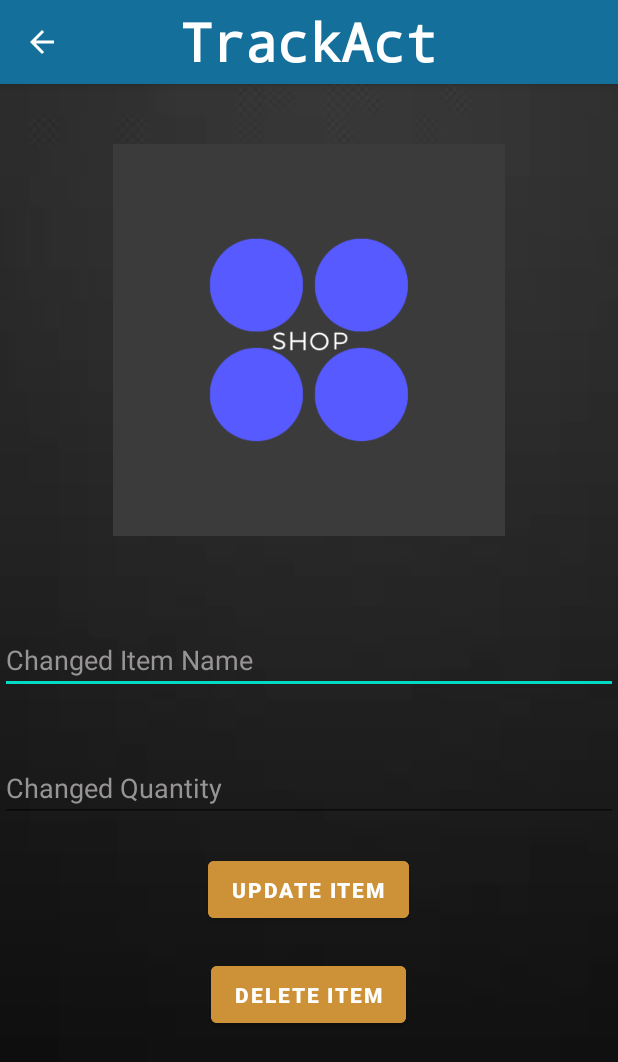
After one commit to hash1524/Android_project, an Android app: the UpdateShop screen opened directly, with no data from a screen before it, on a phone screen of 412 x 824 dp. The commit adds this screen. Shown: the top 1062 px of the screen. Run offline under Robolectric (Android 15) with nearby library versions, the phone set to English and light mode, and no system bars.

Commit message:
final updates with an update and delte to-shop thingy

```diff
--- a/app/src/main/java/com/example/myapplication/MyDatabaseHelper.java
+++ b/app/src/main/java/com/example/myapplication/MyDatabaseHelper.java
@@ -63,4 +63,6 @@ public class MyDatabaseHelper extends SQLiteOpenHelper {
         }
         return cursor;
     }
+
+
 }
--- /dev/null
+++ b/app/src/main/java/com/example/myapplication/UpdateShop.java
@@ -0,0 +1,104 @@
+package com.example.myapplication;
+
+
+import androidx.appcompat.app.ActionBar;
+import androidx.appcompat.app.AlertDialog;
+import androidx.appcompat.app.AppCompatActivity;
+
+import android.content.DialogInterface;
+import android.content.Intent;
+import android.os.Bundle;
+
+import android.view.Menu;
+import android.view.MenuItem;
+import android.view.View;
+import android.widget.Button;
+import android.widget.EditText;
+import android.widget.Toast;
+
+import java.util.Objects;
+
+public class UpdateShop extends AppCompatActivity {
+    EditText title_input,quantity_input;
+    Button update_button,delete_button;
+
+    String id,title,quantity;
+    @Override
+    protected void onCreate(Bundle savedInstanceState) {
+        super.onCreate(savedInstanceState);
+        setContentView(R.layout.activity_update_shop);
+        Objects.requireNonNull(getSupportActionBar()).setDisplayOptions(ActionBar.DISPLAY_SHOW_CUSTOM);
+        getSupportActionBar().setCustomView(R.layout.action_bar_layout);
+        ActionBar actionBar = getSupportActionBar();
+        if (actionBar != null) {
+            actionBar.setDisplayHomeAsUpEnabled(true);
+        }
+        title_input=findViewById(R.id.item_name_adder_2);
+        quantity_input=findViewById(R.id.item_quantity_adder_2);
+        update_button=findViewById(R.id.shop_add_button_2);
+        delete_button=findViewById(R.id.shop_delete_button);
+        getAndSetIntentData();
+        update_button.setOnClickListener(v -> {
+            MyDatabaseHelperShop myDB=new MyDatabaseHelperShop(UpdateShop.this);
+            title=title_input.getText().toString().trim();
+            quantity=quantity_input.getText().toString().trim();
+            myDB.updateData(id,title,quantity);
+            Intent intent=new Intent(getApplicationContext(),Shop.class);
+            startActivity(intent);
+        });
+        delete_button.setOnClickListener(new View.OnClickListener() {
+            @Override
+            public void onClick(View v) {
+                confirmDialog();
+            }
+        });
+
+
+    }
+    void getAndSetIntentData(){
+        if(getIntent().hasExtra("id") && getIntent().hasExtra("title") && getIntent().hasExtra("quantity")){
+            id=getIntent().getStringExtra("id");
+            title=getIntent().getStringExtra("title");
+            quantity=getIntent().getStringExtra("quantity");
+            title_input.setText(title);
+            quantity_input.setText(quantity);
+        }
+        else{
+            Toast.makeText(UpdateShop.this,"No Data",Toast.LENGTH_SHORT).show();
+        }
+    }
+
+    public boolean onOptionsItemSelected(MenuItem item){
+        if (item.getItemId() == android.R.id.home) {
+            Intent intent=new Intent(getApplicationContext(),Shop.class);
+            startActivity(intent);
+            return true;
+        }
+        return super.onOptionsItemSelected(item);
+    }
+    void confirmDialog(){
+        AlertDialog.Builder builder=new AlertDialog.Builder(this);
+        builder.setTitle("Delete "+title+" ?");
+        builder.setMessage("Are you sure, you want to delete?"+title+" ?");
+        builder.setPositiveButton("yes", new DialogInterface.OnClickListener() {
+            @Override
+            public void onClick(DialogInterface dialog, int which) {
+                MyDatabaseHelperShop myDB=new MyDatabaseHelperShop(UpdateShop.this);
+                myDB.deleteOneRow(id);
+                Intent intent1=new Intent(getApplicationContext(),Shop.class);
+                startActivity(intent1);
+            }
+        });
+        builder.setNegativeButton("No", new DialogInterface.OnClickListener() {
+            @Override
+            public void onClick(DialogInterface dialog, int which) {
+
+            }
+        });
+        builder.create().show();
+    }
+
+    public boolean onCreateOptionsMenu(Menu menu) {
+        return true;
+    }
+}
--- a/app/src/main/res/layout/activity_item_adder.xml
+++ b/app/src/main/res/layout/activity_item_adder.xml
@@ -38,9 +38,9 @@
         android:layout_width="wrap_content"
         android:layout_height="wrap_content"
         android:hint="Quantity                        "
-        android:gravity="center_horizontal"
         android:textColorHint="@color/texthint"
         android:inputType="number"
+        android:textColor="#FFFFFF"
         app:layout_constraintBottom_toBottomOf="parent"
         app:layout_constraintEnd_toEndOf="parent"
         app:layout_constraintHorizontal_bias="0.497"
@@ -55,6 +55,7 @@
         android:ems="10"
         android:inputType="textPersonName"
         android:hint="Item Name"
+        android:textColor="#FFFFFF"
         android:textColorHint="@color/texthint"
         app:layout_constraintBottom_toBottomOf="parent"
         app:layout_constraintEnd_toEndOf="parent"
--- /dev/null
+++ b/app/src/main/res/layout/activity_update_shop.xml
@@ -0,0 +1,62 @@
+<?xml version="1.0" encoding="utf-8"?>
+<RelativeLayout
+    xmlns:android="http://schemas.android.com/apk/res/android"
+    xmlns:app="http://schemas.android.com/apk/res-auto"
+    xmlns:tools="http://schemas.android.com/tools"
+    android:layout_width="match_parent"
+    android:layout_height="match_parent"
+    android:background="@drawable/bg1"
+    tools:context=".UpdateShop">
+    <EditText
+        android:layout_width="match_parent"
+        android:layout_height="wrap_content"
+        android:hint="Changed Item Name"
+        android:layout_centerHorizontal="true"
+        android:layout_centerVertical="true"
+        android:textColorHint="@color/texthint"
+        android:textColor="#FFFFFF"
+        android:id="@+id/item_name_adder_2"
+        />
+    <EditText
+        android:layout_width="match_parent"
+        android:layout_height="wrap_content"
+        android:layout_below="@+id/item_name_adder_2"
+        android:layout_marginTop="40dp"
+        android:hint="Changed Quantity"
+        android:textColorHint="@color/texthint"
+        android:textColor="#FFFFFF"
+        android:id="@+id/item_quantity_adder_2"
+        />
+    <Button
+        android:layout_width="wrap_content"
+        android:layout_height="50dp"
+        android:text="UPDATE ITEM"
+        android:id="@+id/shop_add_button_2"
+        android:layout_centerHorizontal="true"
+        android:layout_marginTop="20dp"
+        android:layout_below="@+id/item_quantity_adder_2"
+        android:textStyle="bold"
+        android:backgroundTint="@color/shadowfight2"
+        />
+    <Button
+        android:layout_width="wrap_content"
+        android:layout_height="50dp"
+        android:text="DELETE ITEM"
+        android:id="@+id/shop_delete_button"
+        android:layout_centerHorizontal="true"
+        android:layout_marginTop="20dp"
+        android:layout_below="@+id/shop_add_button_2"
+        android:textStyle="bold"
+        android:backgroundTint="@color/shadowfight2"
+        />
+    <ImageView
+        android:layout_width="wrap_content"
+        android:layout_height="wrap_content"
+        android:layout_centerHorizontal="true"
+        android:src="@drawable/shop"
+        android:layout_above="@+id/item_name_adder_2"
+        android:layout_marginBottom="20dp"
+        android:padding="40dp"
+        />
+
+</RelativeLayout>
--- a/app/src/main/res/layout/my_shop_row.xml
+++ b/app/src/main/res/layout/my_shop_row.xml
@@ -5,7 +5,7 @@
     android:layout_height="78dp"
     android:orientation="vertical"
     android:background="@drawable/bg1"
-    android:id="@+id/todo"
+    android:id="@+id/mainLayout"
     xmlns:app="http://schemas.android.com/apk/res-auto">
     <androidx.cardview.widget.CardView
         android:layout_width="match_parent"
--- a/app/src/main/res/layout/track_row.xml
+++ b/app/src/main/res/layout/track_row.xml
@@ -55,11 +55,11 @@
                 android:id="@+id/track_image_txt"
                 android:layout_width="50dp"
                 android:layout_height="50dp"
-                app:srcCompat="@drawable/photo"
+                app:srcCompat="@drawable/chocolates"
                 app:layout_constraintBottom_toBottomOf="parent"
                 app:layout_constraintTop_toTopOf="parent"
                 android:layout_marginLeft="30dp"
-                android:src="@drawable/sms"
+                android:src="@drawable/chocolates"
                 app:layout_constraintStart_toStartOf="@+id/track_id_txt"
                 />
 
```
Also changed, not shown: app/src/main/AndroidManifest.xml (+6 -5 lines), app/src/main/java/com/example/myapplication/CustomAdapterShop.java (+18 -2 lines), app/src/main/java/com/example/myapplication/ItemAdder.java (+25 -11 lines), app/src/main/java/com/example/myapplication/MyDatabaseHelperShop.java (+25 -1 lines), app/src/main/java/com/example/myapplication/Shop.java (+13 -5 lines), app/src/main/java/com/example/myapplication/Tracker.java (deleted, +0 -43 lines), app/src/main/res/layout/activity_set_account_page.xml (+13 -1 lines), app/src/main/res/layout/activity_tracker.xml (deleted, +0 -26 lines), app/src/main/res/drawable/chocolates.webp (added).
